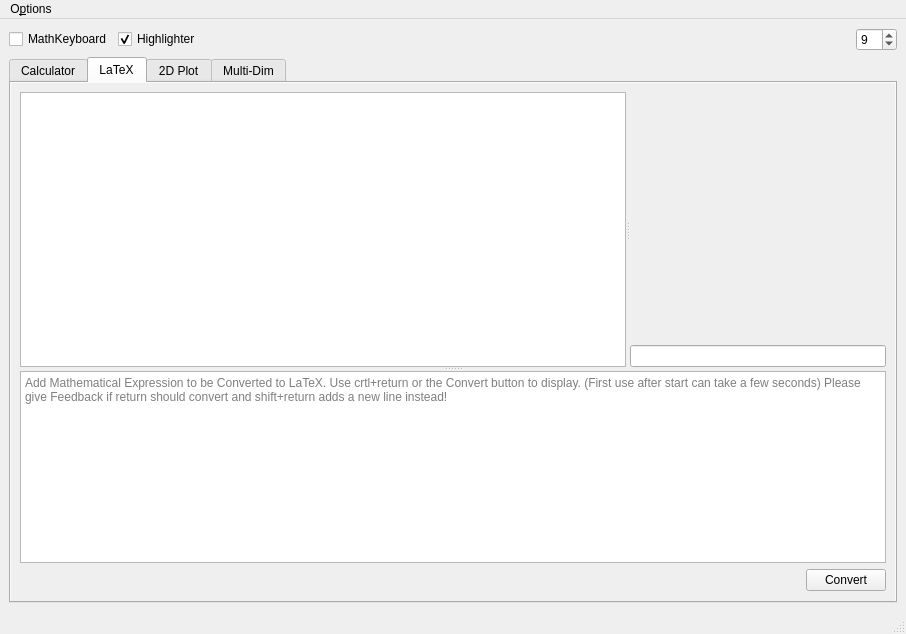
This is AMaDiAUI.ui in AstusRush/AMaDiA as Qt 5 draws it before an edit. The edited form follows.
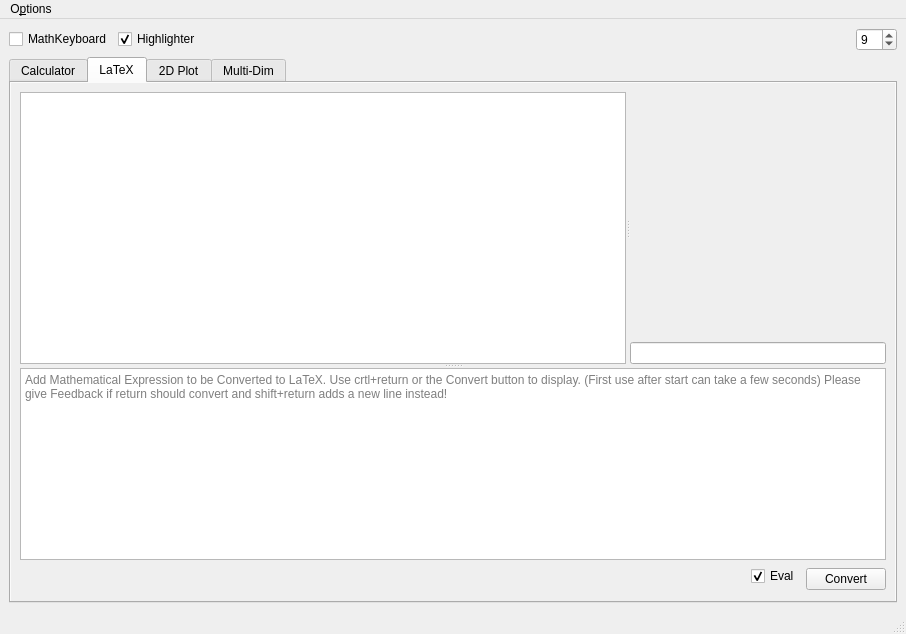
This is the edited form. The open tabs and pages were chosen to show the change. Custom widgets are drawn as their Qt base class.

```diff
--- a/AMaDiAUI.ui
+++ b/AMaDiAUI.ui
@@ -100,7 +100,7 @@
         <string>LaTeX</string>
        </attribute>
        <layout class="QGridLayout" name="gridLayout_3">
-        <item row="0" column="0" colspan="2">
+        <item row="0" column="0" colspan="3">
          <widget class="QSplitter" name="Tab_2_LowerSplitter">
           <property name="orientation">
            <enum>Qt::Vertical</enum>
@@ -154,6 +154,16 @@
           </widget>
          </widget>
         </item>
+        <item row="1" column="2" rowspan="2">
+         <widget class="QPushButton" name="Tab_2_ConvertButton">
+          <property name="toolTip">
+           <string>&lt;html&gt;&lt;head/&gt;&lt;body&gt;&lt;p&gt;Shortcut: crtl+return while having the Input field selected&lt;/p&gt;&lt;/body&gt;&lt;/html&gt;</string>
+          </property>
+          <property name="text">
+           <string>Convert</string>
+          </property>
+         </widget>
+        </item>
         <item row="1" column="0">
          <spacer name="Tab_2_horizontalSpacerForButton">
           <property name="orientation">
@@ -167,13 +177,16 @@
           </property>
          </spacer>
         </item>
-        <item row="1" column="1" rowspan="2">
-         <widget class="QPushButton" name="Tab_2_ConvertButton">
+        <item row="1" column="1">
+         <widget class="QCheckBox" name="Tab_2_Eval_checkBox">
           <property name="toolTip">
            <string>&lt;html&gt;&lt;head/&gt;&lt;body&gt;&lt;p&gt;Shortcut: crtl+return while having the Input field selected&lt;/p&gt;&lt;/body&gt;&lt;/html&gt;</string>
           </property>
           <property name="text">
-           <string>Convert</string>
+           <string>Eval</string>
+          </property>
+          <property name="checked">
+           <bool>true</bool>
           </property>
          </widget>
         </item>
```
Left out of the diff: 7 changed lines with no effect on the pictures.
